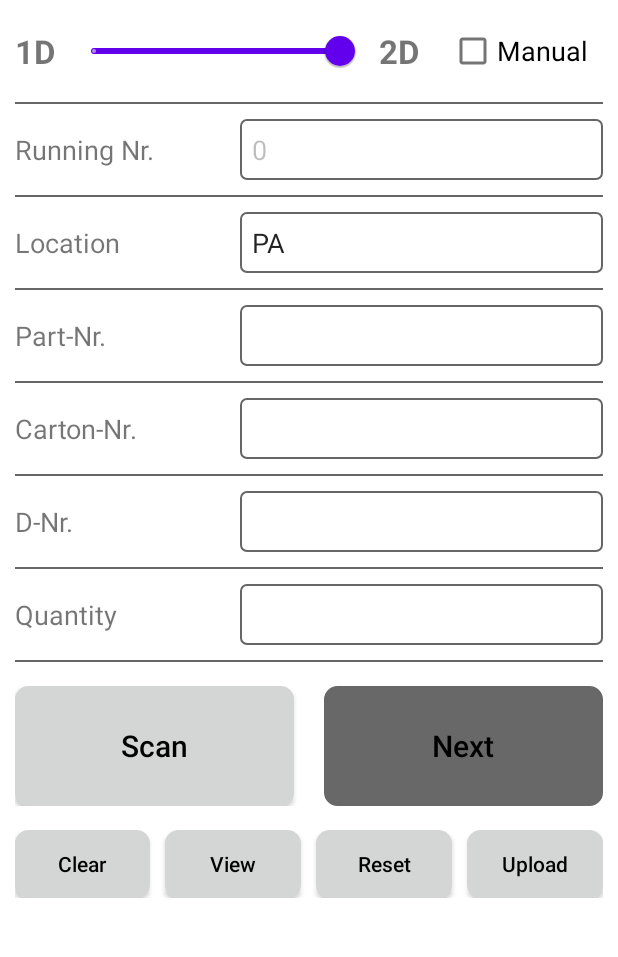
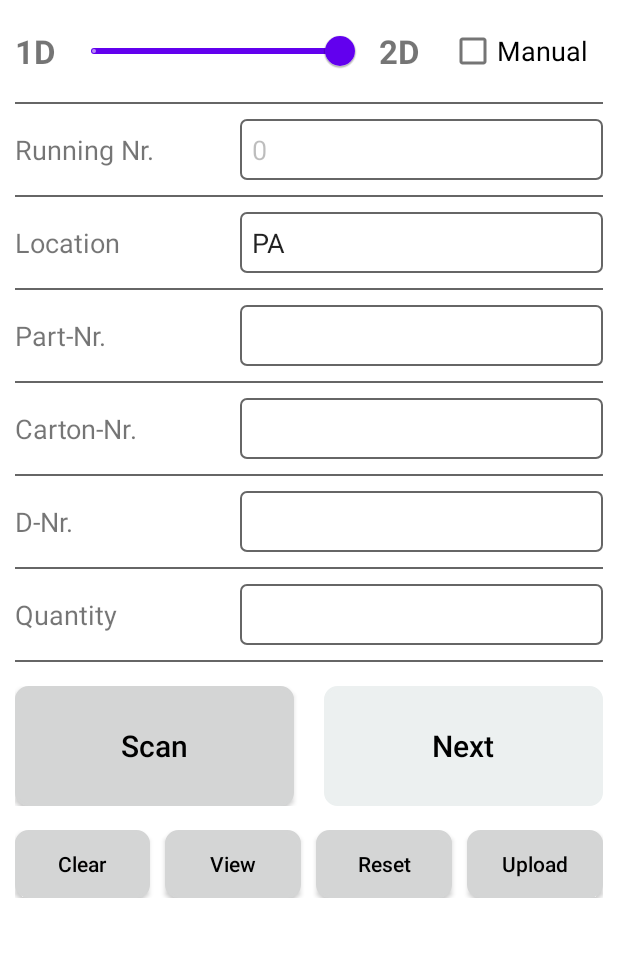
Before and after one commit to raphael-miranda/CBS-Scanner, an Android app: the screen it shows after launch (MainActivity), on a phone screen of 412 x 824 dp, the part 75-1032 px from its top. Run offline under Robolectric (Android 15) with nearby library versions, the phone set to English and light mode, and no system bars; libraries missing offline, so code that uses them is left out: com.jcraft.jsch, com.journeyapps.barcodescanner, org.apache.commons.

Commit message:
updated disabled button style

```diff
--- a/app/src/main/java/com/cbs/scanner/MainActivity.kt
+++ b/app/src/main/java/com/cbs/scanner/MainActivity.kt
@@ -611,7 +611,7 @@ class MainActivity : AppCompatActivity() {
         try {
             val dir = getCBSScannerDir(this)
 
-            val dateFormat = SimpleDateFormat("yyyy-MM-dd", Locale.getDefault())
+            val dateFormat = SimpleDateFormat("yyyyMMdd", Locale.getDefault())
             val currentDate = dateFormat.format(Date())
             val file = File(dir, "${currentDate}.txt")
 
--- a/app/src/main/res/drawable/button_disabled.xml
+++ b/app/src/main/res/drawable/button_disabled.xml
@@ -1,6 +1,6 @@
 <?xml version="1.0" encoding="utf-8"?>
 <shape xmlns:android="http://schemas.android.com/apk/res/android">
-    <solid android:color="@color/grey" />
-    <stroke android:width="2dp" android:color="@color/grey" />
+    <solid android:color="@color/disabled" />
+    <stroke android:width="2dp" android:color="@color/disabled" />
     <corners android:radius="8dp" />
 </shape>
--- a/app/src/main/res/values/colors.xml
+++ b/app/src/main/res/values/colors.xml
@@ -9,4 +9,5 @@
     <color name="white">#FFFFFFFF</color>
     <color name="grey">#686868</color>
     <color name="light_grey">#D4D5D5</color>
+    <color name="disabled">#ECF0F0</color>
 </resources>
```
